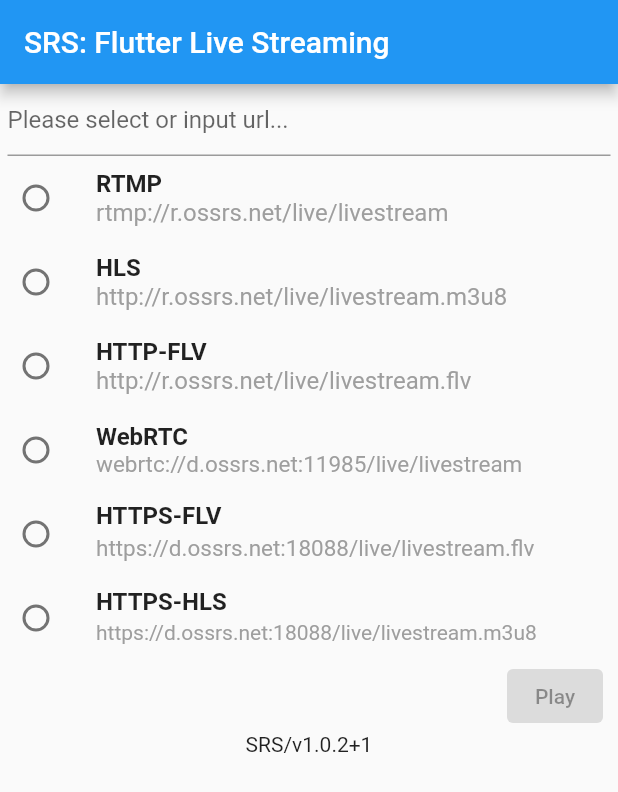
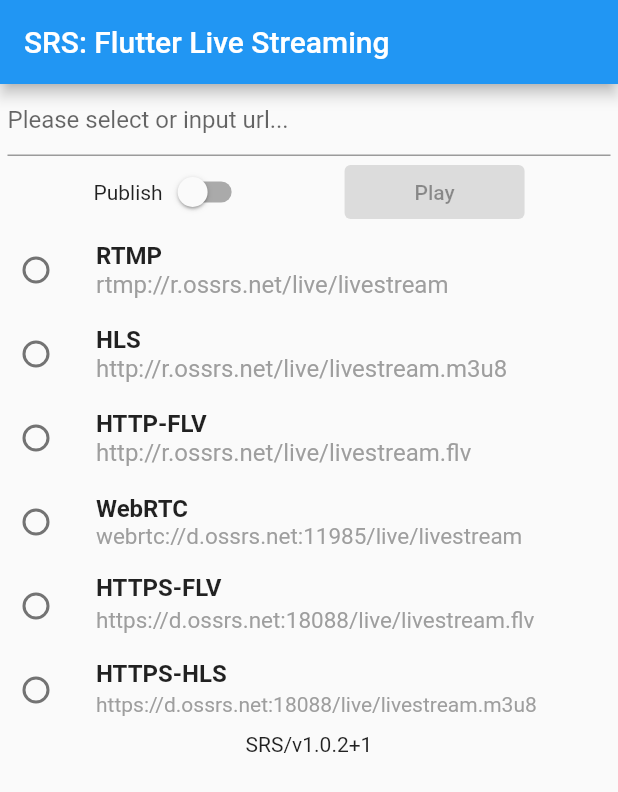
Before and after one commit to ossrs/flutter_live, a Flutter app: the screen it shows after launch, on a phone screen of 412 x 824 dp. Shown: the top 792 px of the screen. Run offline on Flutter 3.47's test engine with Material 2 defaults, Android fonts, the phone set to English and light mode, and no system bars; our stand-ins replace package_info; missing offline and left inert: fijkplayer, flutter_webrtc; statements that could not run were skipped.

Commit message:
Refine UI for publisher.

```diff
--- a/example/lib/main.dart
+++ b/example/lib/main.dart
@@ -18,6 +18,7 @@ class _HomeState extends State<Home> {
   String _url; // The final url, should equals to controller.text
   PackageInfo _info = PackageInfo(version: '0.0.0', buildNumber: '0');
   final TextEditingController _controller = TextEditingController();
+  bool _isPublish = false;
 
   @override
   void initState() {
@@ -31,19 +32,6 @@ class _HomeState extends State<Home> {
     }).catchError((e) {
       print('platform error $e');
     });
-  }
-
-  @override
-  Widget build(BuildContext context) {
-    return Scaffold(
-      appBar: AppBar(title: Text('SRS: Flutter Live Streaming')),
-      body: ListView(children: [
-        UrlInputDisplay(_controller),
-        DemoUrlsDisplay(_url, onUseSelectedUrl),
-        ControlDisplay(isUrlValid(), () => this.startPlay(context)),
-        PlatformDisplay(this._info),
-      ]),
-    );
   }
 
   @override
@@ -84,6 +72,23 @@ class _HomeState extends State<Home> {
             return WebRTCStreamingPlayer(_url);
           }
         })
+    );
+  }
+
+  void showPublish(bool v) {
+    setState(() { _isPublish = v; });
+  }
+
+  @override
+  Widget build(BuildContext context) {
+    return Scaffold(
+      appBar: AppBar(title: Text('SRS: Flutter Live Streaming')),
+      body: ListView(children: [
+        UrlInputDisplay(_controller),
+        ControlDisplay(isUrlValid(), () => this.startPlay(context), _isPublish, this.showPublish),
+        DemoUrlsDisplay(_url, onUseSelectedUrl),
+        PlatformDisplay(this._info),
+      ]),
     );
   }
 }
@@ -173,17 +178,28 @@ class DemoUrlsDisplay extends StatelessWidget {
 class ControlDisplay extends StatelessWidget {
   final bool _urlAvailable;
   final VoidCallback _onPlayUrl;
-  ControlDisplay(this._urlAvailable, this._onPlayUrl);
+  final bool _isPubslish;
+  final ValueChanged<bool> _onShowPublish;
+  ControlDisplay(this._urlAvailable, this._onPlayUrl, this._isPubslish, this._onShowPublish);
 
   @override
   Widget build(BuildContext context) {
     return Row(
-      mainAxisAlignment: MainAxisAlignment.end,
+      mainAxisAlignment: MainAxisAlignment.spaceEvenly,
       children: [
-        ElevatedButton(
-          child: Text('Play'), onPressed: _urlAvailable? _onPlayUrl : null,
+        Row(
+          children: [
+            Text('Publish'),
+            Switch(value: _isPubslish, onChanged: _onShowPublish),
+          ],
         ),
-        Container(width: 10)
+        Container(
+          width: 120,
+          child:ElevatedButton(
+            child: Text(_isPubslish? 'Publish' : 'Play'),
+            onPressed: _urlAvailable? _onPlayUrl : null,
+          ),
+        ),
       ],
     );
   }
--- a/pubspec.yaml
+++ b/pubspec.yaml
@@ -12,6 +12,7 @@ dependencies:
     sdk: flutter
   fijkplayer: ^0.8.7
   flutter_webrtc: ^0.4.0
+  camera_with_rtmp: ^0.3.2
 
 dev_dependencies:
   flutter_test:
```
Also changed, not shown: 2 other files.
